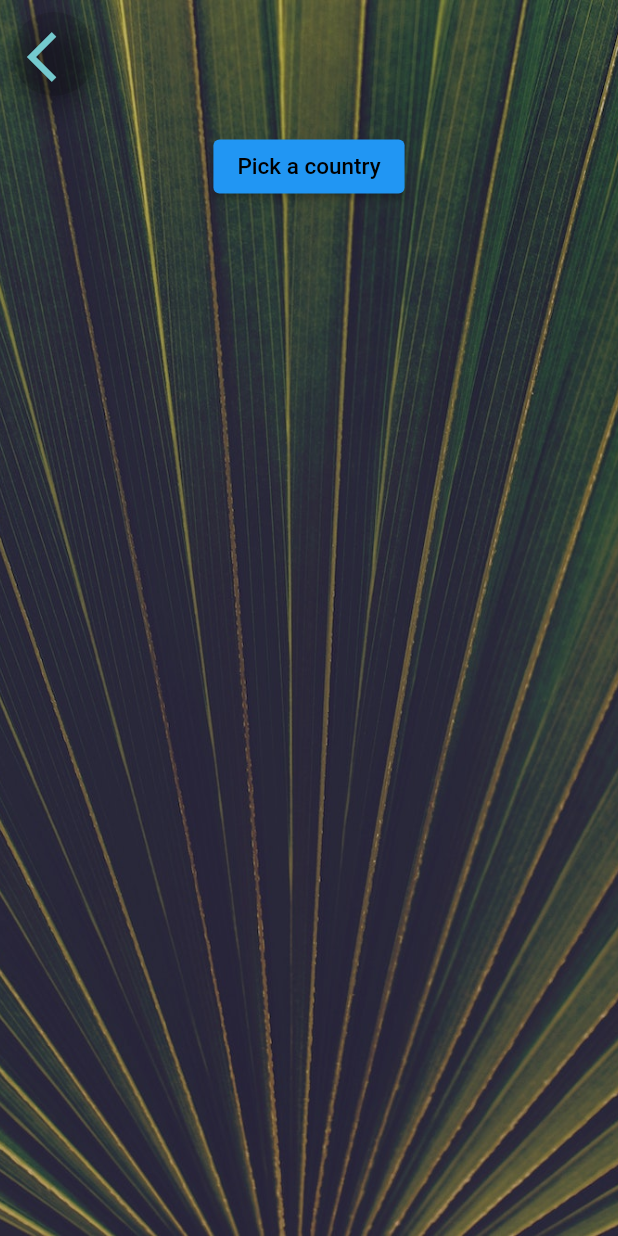
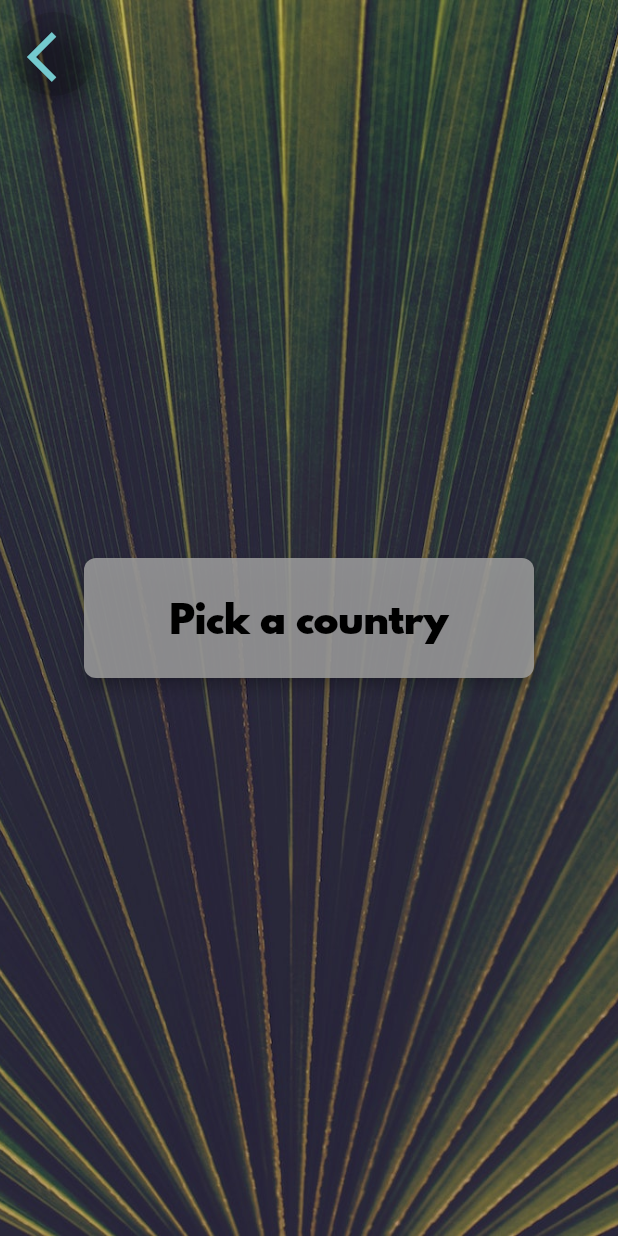
Before and after one commit to LogainHamdan/weather_app, a Flutter app: the CityScreen screen opened directly, on a phone screen of 412 x 824 dp. Run offline on Flutter 3.47's test engine with Material 2 defaults, Android fonts, the phone set to English and light mode, and no system bars; our stand-ins replace country_picker, geolocator.

Commit message:
finishing button style

```diff
--- a/lib/screens/city_screen.dart
+++ b/lib/screens/city_screen.dart
@@ -87,9 +87,22 @@ class CityScreenState extends State<CityScreen> {
                 ),
               ),
             ),
-            Padding(
-              padding: const EdgeInsets.all(15.0),
-              child: ElevatedButton(
+            const SizedBox(
+              height: 300,
+            ),
+            ElevatedButton(
+              style: ElevatedButton.styleFrom(
+                fixedSize: const Size(300, 80),
+                backgroundColor: const Color(0xD89E9E9E), // Text color
+                padding: const EdgeInsets.symmetric(
+                    horizontal: 20, vertical: 10), // Button padding
+                textStyle: const TextStyle(fontSize: 18), // Text style
+                shape: RoundedRectangleBorder(
+                  borderRadius:
+                      BorderRadius.circular(8), // Button border radius
+                ),
+                elevation: 4, // Elevation
+              ),
               onPressed: () {
                 _openCountryPicker();
               },
@@ -97,9 +110,9 @@ class CityScreenState extends State<CityScreen> {
                 'Pick a country',
                 style: TextStyle(
                     color: Colors.black,
+                    fontFamily: 'Spartan MB',
                     // fontWeight: FontWeight.bold,
-                      fontSize: 15),
-                ),
+                    fontSize: 25),
               ),
             ),
 
--- a/lib/services/networking.dart
+++ b/lib/services/networking.dart
@@ -13,6 +13,7 @@ class NetworkHelper {
       print(response.body);
       return jsonDecode(response.body);
     }
-    return Future.error("somthing wrong");
+
+    return Future.error("something wrong");
   }
 }
--- a/pubspec.yaml
+++ b/pubspec.yaml
@@ -39,9 +39,9 @@ dependencies:
   font_awesome_flutter: ^10.3.0
   geolocator: ^9.0.2
   http: ^1.1.0
-  geocoding: ^2.1.0
   country_picker: ^2.0.20
-google_maps_place_picker_mb: ^3.1.1
+google_maps_flutter: ^2.1.1
+
 
 dev_dependencies:
   flutter_test:
```
Also changed, not shown: lib/screens/location_picker_screen.dart (+34 -27 lines), pubspec.lock. Lines whose indentation alone changed are shown as unchanged.
